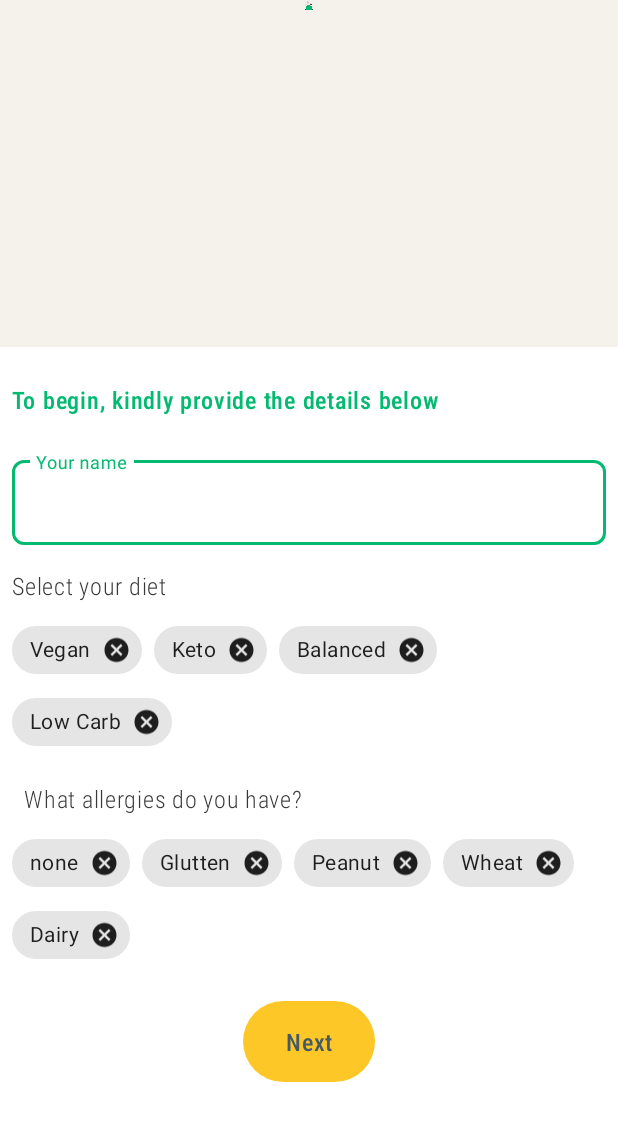
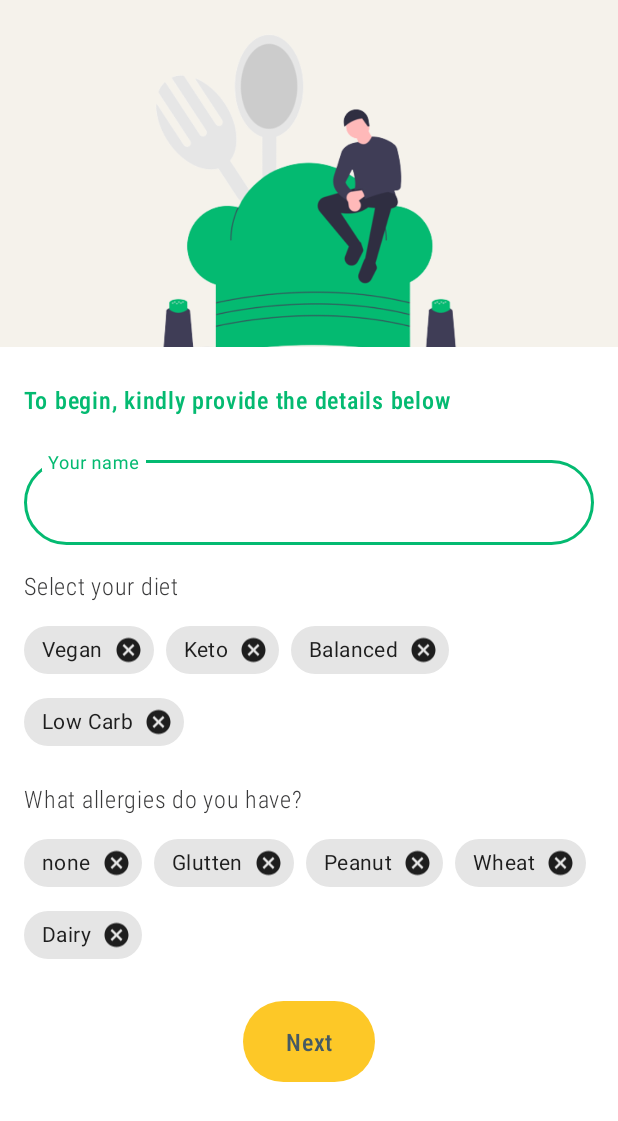
Before and after one commit to AnnaL001/healthy-foods, an Android app: the layout activity_user_details.xml on its own in the app's theme, with its tools: preview values and no code run, on a phone screen of 412 x 824 dp. Shown: the top 1121 px of the screen. Run offline under Robolectric (Android 15) with nearby library versions, the phone set to English and light mode, and no system bars.

Commit message:
Update User Interface dimensions

```diff
--- a/app/src/main/res/values/dimens.xml
+++ b/app/src/main/res/values/dimens.xml
@@ -3,8 +3,13 @@
   <dimen name="splash_screen_image_height">400dp</dimen>
   <dimen name="screen_margin_vertical_quadraple">32dp</dimen>
   <dimen name="view_margin_vertical_double">16dp</dimen>
-  <dimen name="view_margin_horizontal_double">16dp</dimen>
+  <dimen name="screen_margin_horizontal_double">16dp</dimen>
   <dimen name="view_margin_vertical_triple">24dp</dimen>
   <dimen name="view_margin_vertical_quadraple">32dp</dimen>
   <dimen name="padding_vertical_double">16dp</dimen>
+  <dimen name="image_dimensions_ten_times">80dp</dimen>
+  <dimen name="view_margin_vertical">8dp</dimen>
+  <dimen name="bottom_sheet_image_dimensions">280dp</dimen>
+  <dimen name="bottom_sheet_corner_radius">16dp</dimen>
+  <dimen name="text_input_layout_corner_radius">50dp</dimen>
 </resources>
```
